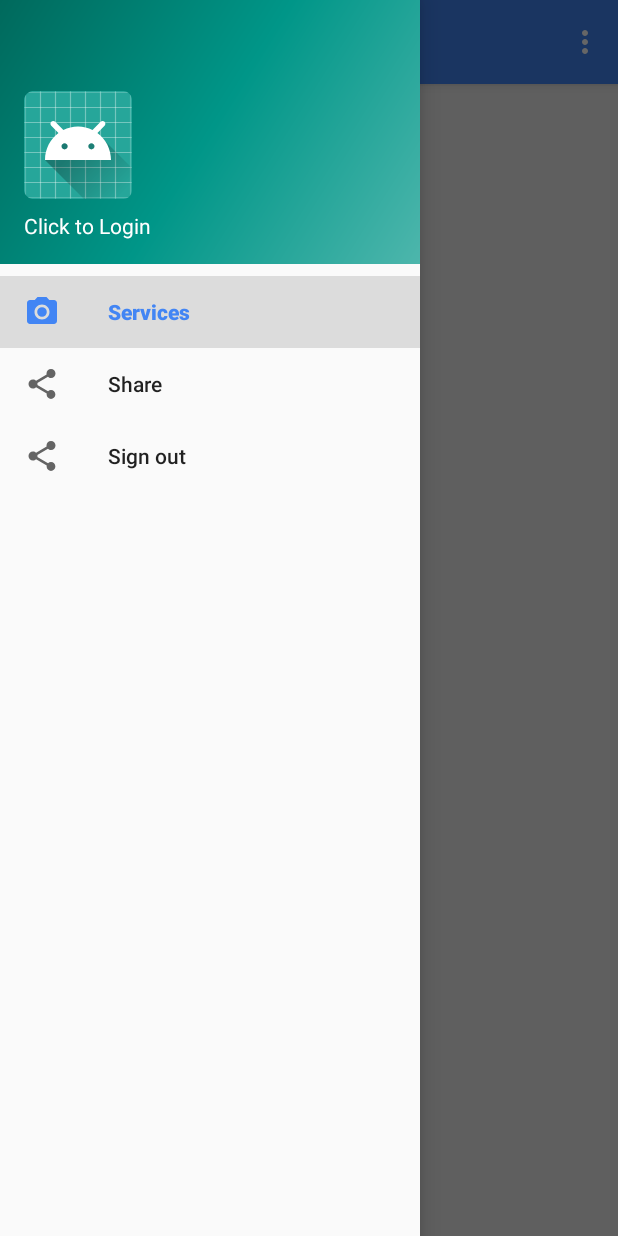
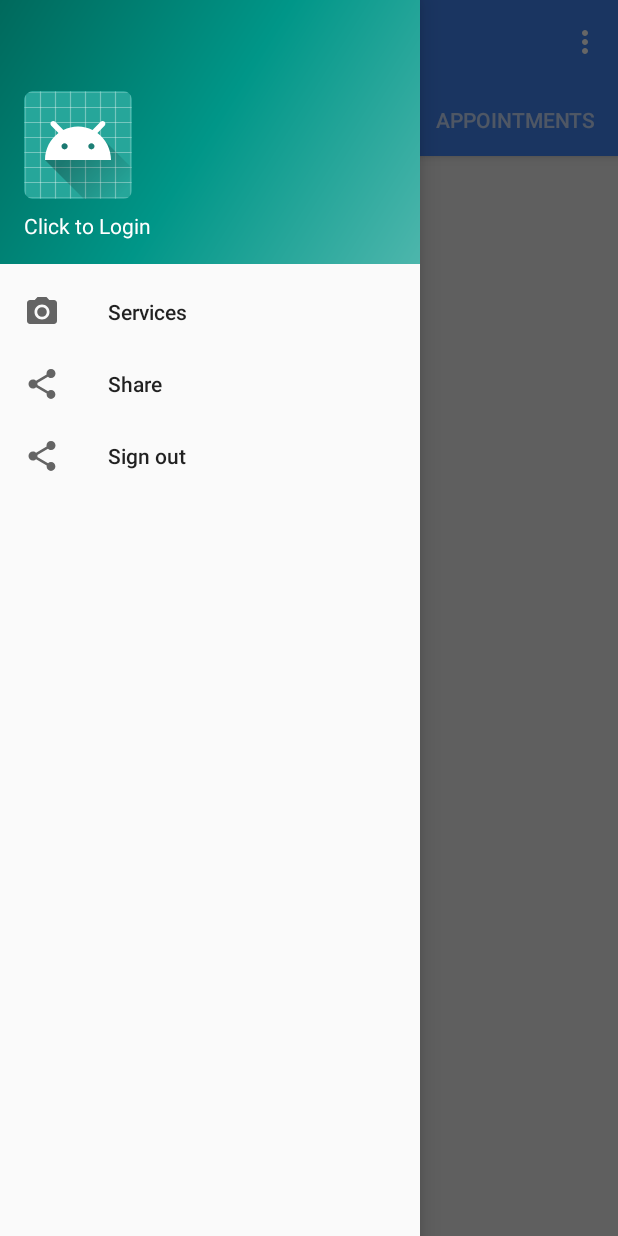
Before and after one commit to arblitroshani/DCMS-app, an Android app: the screen it shows after launch (MainActivity), with the side drawer open, on a phone screen of 412 x 824 dp. Run offline under Robolectric (Android 15) with nearby library versions, the phone set to English and light mode, and no system bars; our stand-ins replace Firebase (no records; nobody signed in at launch, a user with empty details on screens opened directly); libraries missing offline, so code that uses them is left out: com.firebase.ui.

Commit message:
added tabs

```diff
--- a/app/src/main/java/me/arblitroshani/androidtest/activity/MainActivity.java
+++ b/app/src/main/java/me/arblitroshani/androidtest/activity/MainActivity.java
@@ -4,10 +4,12 @@ import android.content.Intent;
 import android.os.Bundle;
 import android.support.annotation.NonNull;
 import android.support.design.widget.Snackbar;
+import android.support.design.widget.TabLayout;
 import android.support.v4.app.Fragment;
 import android.support.v4.app.FragmentManager;
 import android.support.design.widget.NavigationView;
 import android.support.v4.view.GravityCompat;
+import android.support.v4.view.ViewPager;
 import android.support.v4.widget.DrawerLayout;
 import android.support.v7.app.ActionBarDrawerToggle;
 import android.support.v7.app.AppCompatActivity;
@@ -25,9 +27,12 @@ import com.google.android.gms.tasks.Task;
 import com.google.firebase.auth.FirebaseAuth;
 import com.google.firebase.auth.FirebaseUserMetadata;
 
+import java.util.ArrayList;
 import java.util.Arrays;
+import java.util.List;
 
 import me.arblitroshani.androidtest.R;
+import me.arblitroshani.androidtest.adapter.FragmentAdapter;
 import me.arblitroshani.androidtest.fragment.ServicesFragment;
 import me.arblitroshani.androidtest.fragment.ShareFragment;
 
@@ -38,6 +43,9 @@ public class MainActivity extends AppCompatActivity
 
     private DrawerLayout drawerLayout;
     private NavigationView navigationView;
+    private TabLayout tabLayout;
+    private ViewPager viewPager;
+
     private TextView tvEmail;
 
     private FirebaseAuth auth;
@@ -54,6 +62,9 @@ public class MainActivity extends AppCompatActivity
 
         navigationView = findViewById(R.id.nav_view);
         navigationView.setNavigationItemSelectedListener(this);
+
+        tabLayout = findViewById(R.id.tabs);
+        viewPager = findViewById(R.id.view_pager_main);
 
         View headerView = navigationView.getHeaderView(0);
         tvEmail = headerView.findViewById(R.id.tvEmail);
@@ -86,9 +97,42 @@ public class MainActivity extends AppCompatActivity
             }
         });
 
-        navigationView.getMenu().getItem(0).setChecked(true);
-        onNavigationItemSelected(navigationView.getMenu().getItem(0));
+        List<String> titles = new ArrayList<>();
+        titles.add(getString(R.string.tab_text_1));
+        titles.add(getString(R.string.tab_text_2));
+        titles.add(getString(R.string.tab_text_3));
+
+        List<Fragment> fragments = new ArrayList<>();
+        fragments.add(ServicesFragment.newInstance());
+        fragments.add(ShareFragment.newInstance());
+        fragments.add(ServicesFragment.newInstance());
+
+        viewPager.setOffscreenPageLimit(2);
+
+        FragmentAdapter mFragmentAdapter = new FragmentAdapter(getSupportFragmentManager(), fragments, titles);
+        viewPager.setAdapter(mFragmentAdapter);
+        tabLayout.setupWithViewPager(viewPager);
+        // tabLayout.setTabsFromPagerAdapter(mFragmentAdapter);
+
+        viewPager.addOnPageChangeListener(pageChangeListener);
     }
+
+    private ViewPager.OnPageChangeListener pageChangeListener = new ViewPager.OnPageChangeListener() {
+        @Override
+        public void onPageScrolled(int position, float positionOffset, int positionOffsetPixels) {}
+
+        @Override
+        public void onPageSelected(int position) {
+//            if (position == 2) {
+//                fab.show();
+//            } else {
+//                fab.hide();
+//            }
+        }
+
+        @Override
+        public void onPageScrollStateChanged(int state) {}
+    };
 
     @Override
     public void onBackPressed() {
@@ -117,11 +161,11 @@ public class MainActivity extends AppCompatActivity
     @Override
     public boolean onNavigationItemSelected(@NonNull MenuItem item) {
         int id = item.getItemId();
-        Fragment fragment = null;
+
         if (id == R.id.nav_services) {
-            fragment = ServicesFragment.newInstance();
+            return true;
         } else if (id == R.id.nav_share) {
-            fragment = ShareFragment.newInstance();
+            return true;
         } else if (id == R.id.nav_signout) {
             if (isUserSignedIn()) {
                 AuthUI.getInstance()
@@ -133,14 +177,8 @@ public class MainActivity extends AppCompatActivity
                             }
                         });
             }
-            fragment = ServicesFragment.newInstance();
         }
 
-        FragmentManager fragmentManager = getSupportFragmentManager();
-        fragmentManager.beginTransaction().replace(R.id.frameContent, fragment).commit();
-        setTitle(item.getTitle());
-
-        drawerLayout.closeDrawer(GravityCompat.START);
         return true;
     }
 
--- /dev/null
+++ b/app/src/main/java/me/arblitroshani/androidtest/adapter/FragmentAdapter.java
@@ -0,0 +1,34 @@
+package me.arblitroshani.androidtest.adapter;
+
+import android.support.v4.app.Fragment;
+import android.support.v4.app.FragmentManager;
+import android.support.v4.app.FragmentStatePagerAdapter;
+
+import java.util.List;
+
+public class FragmentAdapter extends FragmentStatePagerAdapter {
+    private List<Fragment> mFragments;
+    private List<String> mTitles;
+
+    public FragmentAdapter(FragmentManager fm, List<Fragment> fragments, List<String> titles) {
+        super(fm);
+        mFragments = fragments;
+        mTitles = titles;
+    }
+
+    @Override
+    public Fragment getItem(int position) {
+        return mFragments.get(position);
+    }
+
+    @Override
+    public int getCount() {
+        return mFragments.size();
+    }
+
+    @Override
+    public CharSequence getPageTitle(int position) {
+        return mTitles.get(position);
+    }
+
+}
--- a/app/src/main/java/me/arblitroshani/androidtest/adapter/ServicesAdapter.java
+++ b/app/src/main/java/me/arblitroshani/androidtest/adapter/ServicesAdapter.java
@@ -1,7 +1,6 @@
 package me.arblitroshani.androidtest.adapter;
 
 import android.content.Context;
-import android.support.v7.widget.CardView;
 import android.support.v7.widget.RecyclerView;
 import android.view.LayoutInflater;
 import android.view.View;
@@ -12,7 +11,6 @@ import android.widget.TextView;
 import com.google.firebase.storage.FirebaseStorage;
 import com.google.firebase.storage.StorageReference;
 
-import java.util.ArrayList;
 import java.util.List;
 
 import me.arblitroshani.androidtest.R;
@@ -21,7 +19,7 @@ import me.arblitroshani.androidtest.model.Service;
 
 public class ServicesAdapter extends RecyclerView.Adapter<ServicesAdapter.ViewHolder> {
 
-    private List<Service> mDataset;
+    private List<Service> myDataset;
 
     private FirebaseStorage storage;
     private StorageReference storageRefServices;
@@ -39,7 +37,7 @@ public class ServicesAdapter extends RecyclerView.Adapter<ServicesAdapter.ViewHo
     }
 
     public ServicesAdapter(List<Service> myDataset) {
-        mDataset = myDataset;
+        this.myDataset = myDataset;
         storage = FirebaseStorage.getInstance();
         storageRefServices = storage.getReference().child("services");
     }
@@ -55,14 +53,14 @@ public class ServicesAdapter extends RecyclerView.Adapter<ServicesAdapter.ViewHo
 
     @Override
     public void onBindViewHolder(ViewHolder holder, int position) {
-        holder.tvTitle.setText(mDataset.get(position).getTitle());
+        holder.tvTitle.setText(myDataset.get(position).getTitle());
         GlideApp.with(context)
-                .load(storageRefServices.child(mDataset.get(position).getPhotoUrl()))
+                .load(storageRefServices.child(myDataset.get(position).getPhotoUrl()))
                 .into(holder.ivPicture);
     }
 
     @Override
     public int getItemCount() {
-        return mDataset.size();
+        return myDataset.size();
     }
 }
--- a/app/src/main/res/layout/card_service.xml
+++ b/app/src/main/res/layout/card_service.xml
@@ -5,7 +5,7 @@
     android:id="@+id/card_main_1_1"
     android:layout_width="match_parent"
     android:layout_height="wrap_content"
-    android:layout_marginBottom="2dp"
+    android:layout_marginBottom="1dp"
     android:layout_marginEnd="@dimen/main_card_margin_horizontal"
     android:layout_marginStart="@dimen/main_card_margin_horizontal"
     android:layout_marginTop="@dimen/main_card_margin_vertical"
--- a/app/src/main/res/layout/fragment_services.xml
+++ b/app/src/main/res/layout/fragment_services.xml
@@ -1,6 +1,8 @@
 <?xml version="1.0" encoding="utf-8"?>
-<FrameLayout xmlns:android="http://schemas.android.com/apk/res/android"
+<FrameLayout
+    xmlns:android="http://schemas.android.com/apk/res/android"
     xmlns:tools="http://schemas.android.com/tools"
+    xmlns:app="http://schemas.android.com/apk/res-auto"
     android:layout_width="match_parent"
     android:layout_height="match_parent"
     tools:context=".fragment.ServicesFragment">
@@ -11,6 +13,7 @@
         android:background="#EEEEEE"
         android:clipToPadding="false"
         android:paddingBottom="8dp"
+        app:layout_behavior="@string/appbar_scrolling_view_behavior"
         android:layout_width="match_parent"
         android:layout_height="match_parent"/>
 
--- a/app/src/main/res/layout/fragment_share.xml
+++ b/app/src/main/res/layout/fragment_share.xml
@@ -3,6 +3,7 @@
     xmlns:tools="http://schemas.android.com/tools"
     android:layout_width="match_parent"
     android:layout_height="match_parent"
+    android:background="#EEEEEE"
     tools:context=".fragment.ShareFragment">
 
     <!-- TODO: Update blank fragment layout -->
--- /dev/null
+++ b/app/src/main/res/values-w820dp/dimens.xml
@@ -0,0 +1,6 @@
+<resources>
+    <!-- Example customization of dimensions originally defined in res/values/dimens.xml
+         (such as screen margins) for screens with more than 820dp of available width. This
+         would include 7" and 10" devices in landscape (~960dp and ~1280dp respectively). -->
+    <dimen name="activity_horizontal_margin">64dp</dimen>
+</resources>
--- a/app/src/main/res/values/dimens.xml
+++ b/app/src/main/res/values/dimens.xml
@@ -27,4 +27,5 @@
 
     <dimen name="elevation_app_bar">4dp</dimen>
     <dimen name="elevation_nav_drawer">16dp</dimen>
+    <dimen name="appbar_padding_top">8dp</dimen>
 </resources>
--- a/app/src/main/res/values/strings.xml
+++ b/app/src/main/res/values/strings.xml
@@ -11,4 +11,9 @@
     <!-- TODO: Remove or change this placeholder text -->
     <string name="hello_blank_fragment">Hello blank fragment</string>
     <string name="title_activity_create_user_profile">Complete your profile</string>
+    <string name="title_activity_home">HomeActivity</string>
+    <string name="tab_text_1">Services</string>
+    <string name="tab_text_2">Profile</string>
+    <string name="tab_text_3">Appointments</string>
+    <string name="section_format">Hello World from section: %1$d</string>
 </resources>
```
Also changed, not shown: app/src/main/res/layout/app_bar_main.xml (+29 -2 lines), app/src/main/res/menu/menu_home.xml (added, +10 -0 lines).
